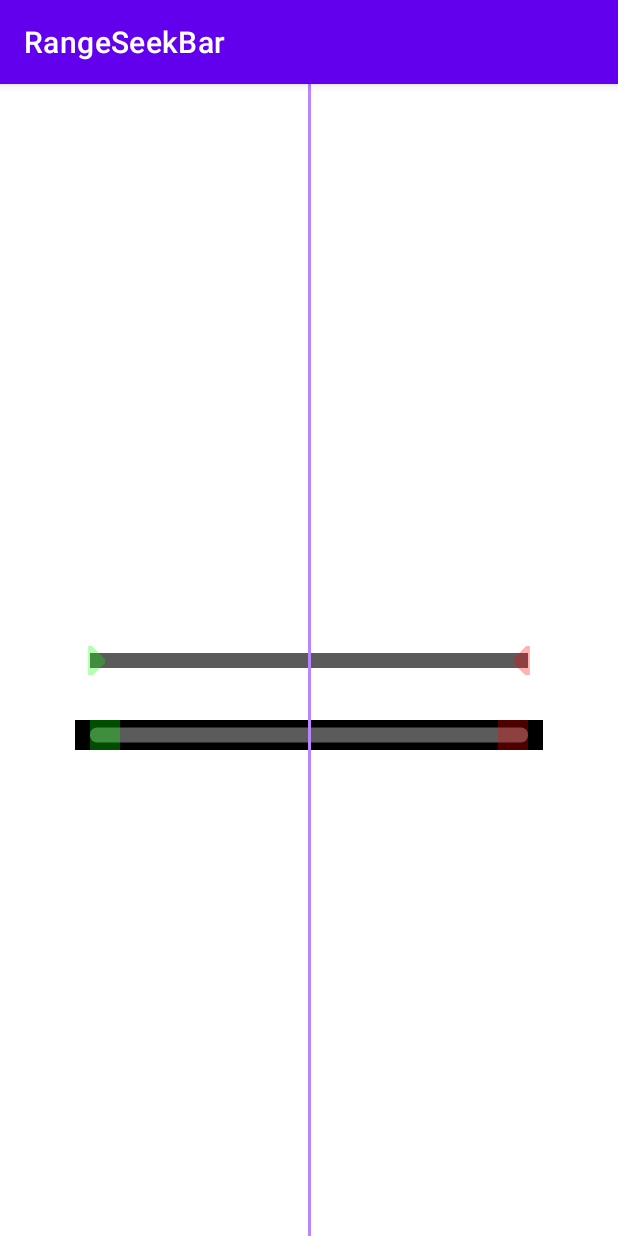
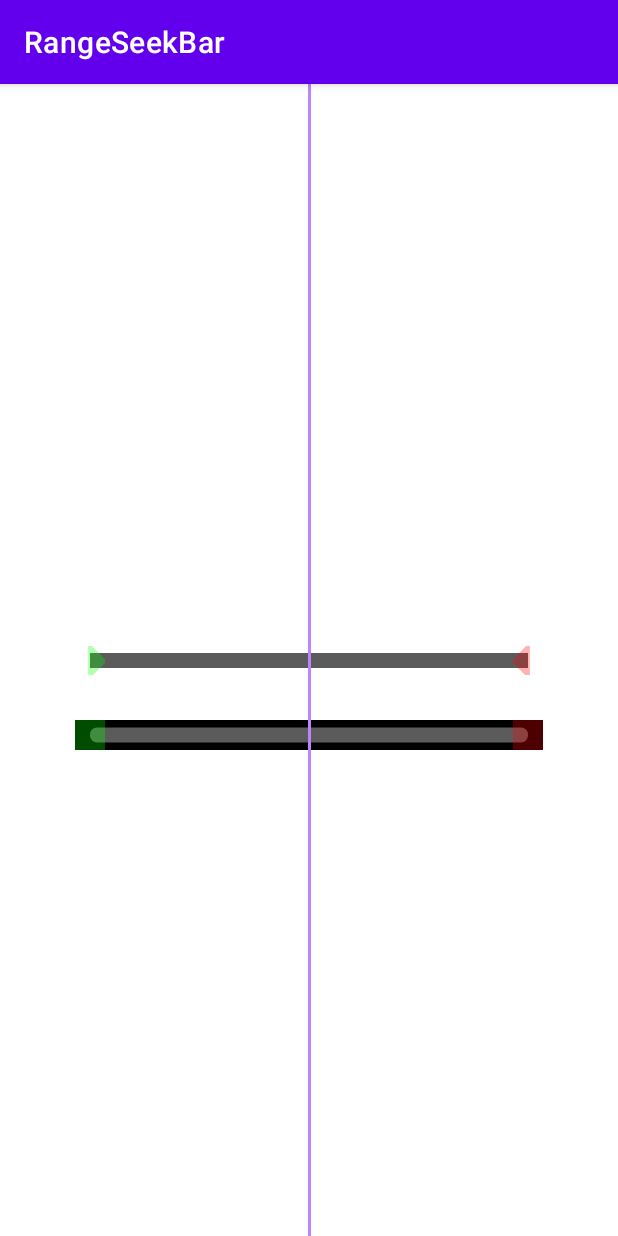
Before and after one commit to AvaneeshAsokan/RangeSeekbar, an Android app: the screen it shows after launch (MainActivity), on a phone screen of 412 x 824 dp. Run offline under Robolectric (Android 15) with nearby library versions, the phone set to English and light mode, and no system bars.

Commit message:
- calculation changes to make thumb centers indicate the chosen values.

```diff
--- a/app/src/main/java/com/laymanCodes/rangeSeekbar/bars/RangeSeekbarView.kt
+++ b/app/src/main/java/com/laymanCodes/rangeSeekbar/bars/RangeSeekbarView.kt
@@ -148,7 +148,7 @@ class RangeSeekbarView : View {
         leftThumbPaint.color = leftThumbTint ?: Color.CYAN
 
         leftThumbRect.apply {
-            left = getOnBar(chosenMin.roundToInt())
+            left = getOnBar(chosenMin.roundToInt()) - leftThumbWidth.toFloat()/2
             top = 0f
             right = left + leftThumbWidth.toFloat()
             bottom = height.toFloat()
@@ -166,9 +166,9 @@ class RangeSeekbarView : View {
         rightThumbPaint.color = rightThumbTint ?: Color.CYAN
 
         rightThumbRect.apply {
-            left = getOnBar(chosenMax.roundToInt()) - rightThumbWidth.toFloat()
+            left = getOnBar(chosenMax.roundToInt()) - rightThumbWidth.toFloat()/2
             top = 0f
-            right = getOnBar(chosenMax.roundToInt())
+            right = getOnBar(chosenMax.roundToInt()) + rightThumbWidth.toFloat()/2
             bottom = height.toFloat()
         }
 
@@ -200,10 +200,10 @@ class RangeSeekbarView : View {
     }
 
     fun getMinSelected(): Int =
-        (((leftThumbRect.left - barRect.left) * rangeMax) / barRect.width()).roundToInt()
+        (((leftThumbRect.centerX() - barRect.left) * rangeMax) / barRect.width()).roundToInt()
 
     fun getMaxSelected(): Int =
-        (((rightThumbRect.right - barRect.left) * rangeMax) / barRect.width()).roundToInt()
+        (((rightThumbRect.centerX() - barRect.left) * rangeMax) / barRect.width()).roundToInt()
 
 
     override fun onTouchEvent(event: MotionEvent?): Boolean {
```
